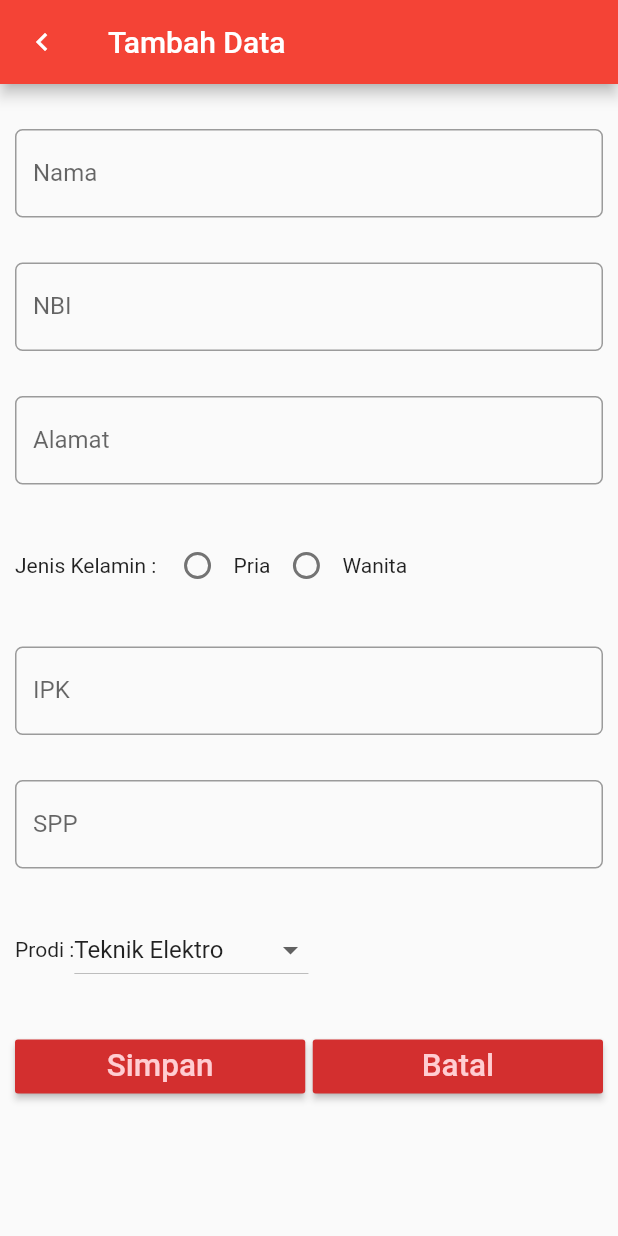
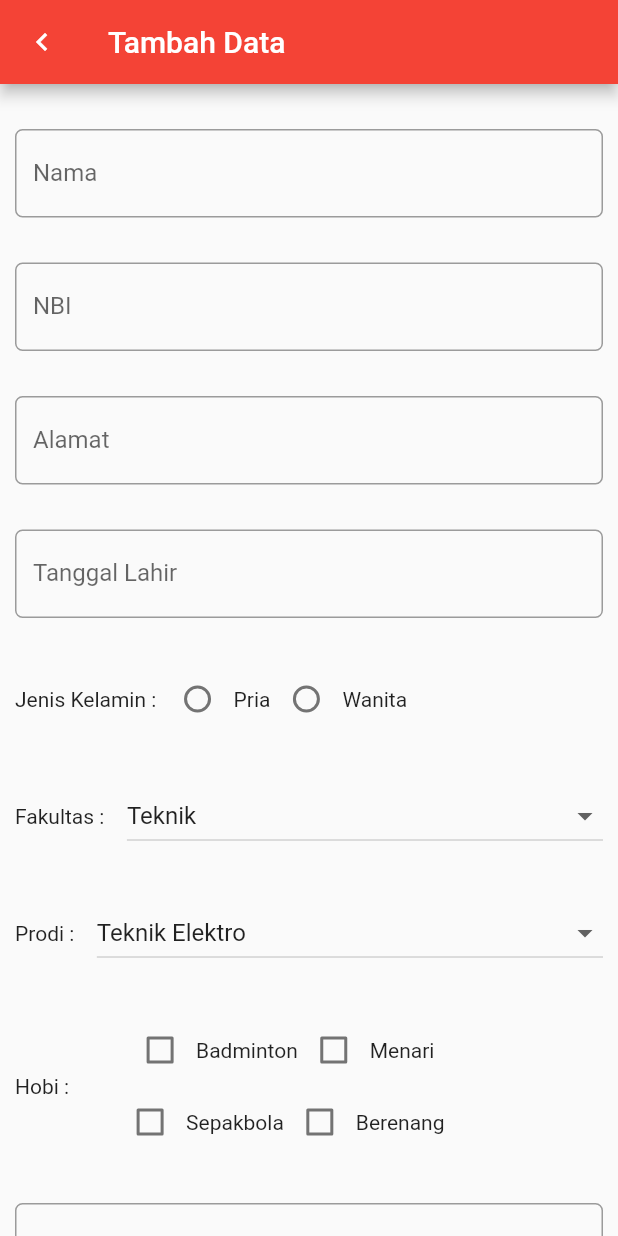
Before and after one commit to chrisdaniar/etsbiodata, a Flutter app: the screen it shows after launch, after a tap on the "add" icon, on a phone screen of 412 x 824 dp. Run offline on Flutter 3.47's test engine with Material 2 defaults, Android fonts, the phone set to English and light mode, and no system bars; our stand-ins replace sqflite; accounts and stored records are empty.

Commit message:
ubah tampilan dan save fakultas, prodi, jenis kelamin

```diff
--- a/lib/models/biodata.dart
+++ b/lib/models/biodata.dart
@@ -5,9 +5,15 @@ class Biodata {
   String _alamat;
   String _ipk;
   String _spp;
+  String _tglLahir;
+  String _wali;
+  String _fakultas;
+  String _prodi;
+  String _kelamin;
 
   // konstruktor versi 1
-  Biodata(this._nama, this._nbi, this._alamat, this._ipk, this._spp);
+  Biodata(this._nama, this._nbi, this._alamat, this._ipk, this._spp, this._tglLahir, this._fakultas, this._kelamin,
+      this._prodi, this._wali);
 
   // konstruktor versi 2: konversi dari Map ke Contact
   Biodata.fromMap(Map<String, dynamic> map) {
@@ -17,6 +23,11 @@ class Biodata {
     this._alamat = map['alamat'];
     this._ipk = map['ipk'];
     this._spp = map['spp'];
+    this._tglLahir = map['tglLahir'];
+    this._prodi = map['prodi'];
+    this._kelamin = map['kelamin'];
+    this._fakultas = map['fakultas'];
+    this._wali = map['wali'];
   }
 
   // getter
@@ -26,6 +37,12 @@ class Biodata {
   String get alamat => _alamat;
   String get ipk => _ipk;
   String get spp => _spp;
+  String get tglLahir => _tglLahir;
+  String get prodi => _prodi;
+  String get fakultas => _fakultas;
+  String get kelamin => _kelamin;
+  String get wali => _wali;
+
 
   // setter
   set nama(String value) {
@@ -48,6 +65,26 @@ class Biodata {
     _spp = value;
   }
 
+  set tglLahir(String value) {
+    _tglLahir = value;
+  }
+
+  set fakultas(String value) {
+    _fakultas = value;
+  }
+
+  set prodi(String value) {
+    _prodi = value;
+  }
+
+  set kelamin(String value) {
+    _kelamin = value;
+  }
+
+  set wali(String value) {
+    _wali = value;
+  }
+
   // konversi dari Contact ke Map
   Map<String, dynamic> toMap() {
     Map<String, dynamic> map = Map<String, dynamic>();
@@ -57,6 +94,11 @@ class Biodata {
     map['alamat'] = alamat;
     map['ipk'] = ipk;
     map['spp'] = spp;
+    map['tglLahir'] = tglLahir;
+    map['kelamin'] = kelamin;
+    map['fakultas'] = fakultas;
+    map['prodi'] = prodi;
+    map['wali'] = wali;
     return map;
   }
 }
--- a/lib/ui/entryform.dart
+++ b/lib/ui/entryform.dart
@@ -1,10 +1,14 @@
+import 'package:etsbiodata/models/biodata.dart';
 import 'package:flutter/material.dart';
-import 'package:etsbiodata/models/biodata.dart';
+
+import '../helper/dbhelper.dart';
+import 'home.dart';
 
 class EntryForm extends StatefulWidget {
   final Biodata biodata;
+  final bool isEdit;
 
-  EntryForm(this.biodata);
+  EntryForm(this.biodata, {this.isEdit = false});
 
   @override
   EntryFormState createState() => EntryFormState(this.biodata);
@@ -13,7 +17,9 @@ class EntryForm extends StatefulWidget {
 class EntryFormState extends State<EntryForm> {
   Biodata biodata;
   DateTime tglLahir = DateTime.now();
-
+  TextEditingController dosenController = TextEditingController();
+  TextEditingController tglLahirController = TextEditingController();
+  DbHelper dbHelper = DbHelper();
   List<String> listProdi = ['Teknik Elektro','Teknik Industri','Teknik Arsitektur', 'Teknik Mesin', 'Teknik Informatika'];
   List<String> listFakultas = ['Teknik','Ekonomi','Psikologi', 'Hukum'];
   List<String> listHobi = ['Badminton','Menari','Sepak Bola', 'Berenang'];
@@ -108,20 +114,21 @@ class EntryFormState extends State<EntryForm> {
     });
   }
 
-  // Future<Null> selectDate(BuildContext context) async{
-  //   final DateTime selected = await showDatePicker(
-  //       context: context,
-  //       initialDate: this.tglLahir,
-  //       firstDate: DateTime(1900, 1),
-  //       lastDate: DateTime.now()
-  //   );
+  Future<Null> selectDate(BuildContext context) async{
+    final DateTime selected = await showDatePicker(
+        context: context,
+        initialDate: this.tglLahir,
+        firstDate: DateTime(1900, 1),
+        lastDate: DateTime.now()
+    );
 
-  //   if(selected != null && selected != this.tglLahir){
-  //     setState(() {
-  //       this.tglLahir = selected;
-  //     });
-  //   }
-  // }
+    if(selected != null && selected != this.tglLahir){
+      setState(() {
+        this.tglLahir = selected;
+        this.tglLahirController.text = selected.toIso8601String();
+      });
+    }
+  }
 
   EntryFormState(this.biodata);
 
@@ -143,6 +150,12 @@ class EntryFormState extends State<EntryForm> {
     });
   }
 
+  void deleteBiodata(Biodata object) async {
+    int result = await dbHelper.delete(object.id);
+    Navigator.of(context).pushAndRemoveUntil(MaterialPageRoute(builder: (context) =>
+        Home()), (Route<dynamic> route) => false);
+  }
+
   @override
   Widget build(BuildContext context) {
     if (biodata != null) {
@@ -151,12 +164,20 @@ class EntryFormState extends State<EntryForm> {
       alamatController.text = biodata.alamat;
       ipkController.text = biodata.ipk;
       sppController.text = biodata.spp;
+      tglLahirController.text = biodata.tglLahir;
+      dosenController.text = biodata.wali;
+      valRadio = int.parse(biodata.kelamin);
     }
 
     return Scaffold(
         appBar: AppBar(
           title: biodata == null ? Text('Tambah Data') : Text('Ubah Data'),
-          leading: Icon(Icons.keyboard_arrow_left),
+          leading: IconButton(icon: Icon(Icons.keyboard_arrow_left), onPressed: () => Navigator.of(context).pop()),
+          actions: <Widget>[
+            biodata != null ?
+              IconButton(icon: Icon(Icons.delete), onPressed: () => deleteBiodata(biodata))
+                : Container()
+          ],
         ),
         body: Padding(
           padding: EdgeInsets.only(top: 15.0, left: 10.0, right: 10.0),
@@ -217,15 +238,21 @@ class EntryFormState extends State<EntryForm> {
               ),
 
               //tanggal lahir
-              // Padding(
-              //   padding: EdgeInsets.only(top: 15.0, bottom: 15.0),
-              //   child: RaisedButton(
-              //     child: Text('Pilih Tanggal Lahir'),
-              //     onPressed: (){
-              //       selectDate(context);
-              //     },
-              //   ),
-              // ),
+              Padding(
+                padding: EdgeInsets.only(top: 15.0, bottom: 15.0),
+                child: TextField(
+                  controller: tglLahirController,
+                  keyboardType: TextInputType.text,
+                  decoration: InputDecoration(
+                    labelText: 'Tanggal Lahir',
+                    border: OutlineInputBorder(
+                      borderRadius: BorderRadius.circular(5.0),
+                    ),
+                  ),
+                  readOnly: true,
+                  onTap: () => selectDate(context),
+                ),
+              ),
 
               //jenis kelamin
               Padding(
@@ -234,6 +261,9 @@ class EntryFormState extends State<EntryForm> {
                   Text(
                     "Jenis Kelamin : ",
                   ),
+                  Expanded(
+                    child: Row(
+                      children: <Widget>[
                         Radio(value: 0, groupValue: this.valRadio, onChanged: (int value){
                           onChangedRadio(value);
                         }),
@@ -242,90 +272,135 @@ class EntryFormState extends State<EntryForm> {
                           onChangedRadio(value);
                         }),
                         Text("Wanita"),
+                      ],
+                    ),
+                  )
                 ]),
               ),
 
               //fakultas
-              // Padding(
-              //   padding: EdgeInsets.only(top: 15.0, bottom: 15.0),
-              //   child: Row(children: <Widget>[
-              //     Text(
-              //       "Fakultas :",
-              //     ),
-              //     DropdownButton(
-              //       value: fitem,
-              //       items: listFakultas.map((String
-              //       value) {
-              //         return
-              //           DropdownMenuItem(
-              //             value: value,
-              //             child: Row(
-              //               children:
-              //               <Widget>[
-              //                 Text(value),
-              //               ],
-              //             ),
-              //           );
-              //       }).toList(),
-              //       onChanged: (String
-              //       value) {
-              //         onChangedDropD(value);
-              //       },
-              //     ),
-              //   ]),
-              // ),
+              Padding(
+                padding: EdgeInsets.only(top: 15.0, bottom: 15.0),
+                child: Row(children: <Widget>[
+                  Text(
+                    "Fakultas :",
+                  ),
+                  Expanded(
+                    child: Container(
+                      padding: EdgeInsets.only(left: 15),
+                      child: DropdownButton(
+                        isExpanded: true,
+                        value: fitem,
+                        items: listFakultas.map((String
+                        value) {
+                          return
+                            DropdownMenuItem(
+                              value: value,
+                              child: Row(
+                                children:
+                                <Widget>[
+                                  Text(value),
+                                ],
+                              ),
+                            );
+                        }).toList(),
+                        onChanged: (String
+                        value) {
+                          onChangedDropD(value);
+                        },
+                      ),
+                    ),
+                  ),
+                ]),
+              ),
+
+              //prodi
+              Padding(
+                padding: EdgeInsets.only(top: 15.0, bottom: 15.0),
+                child: Row(children: <Widget>[
+                  Text(
+                    "Prodi :",
+                  ),
+                  Expanded(
+                    child: Container(
+                      padding: EdgeInsets.only(left: 15),
+                      child: DropdownButton(
+                        isExpanded: true,
+                        value: item,
+                        items: listProdi.map((String
+                        val) {
+                          return
+                            DropdownMenuItem(
+                              value: val,
+                              child: Row(
+                                children:
+                                <Widget>[
+                                  Text(val),
+                                ],
+                              ),
+                            );
+                        }).toList(),
+                        onChanged: (String
+                        value) {
+                          onChangedDrop(value);
+                        },
+                      ),
+                    ),
+                  ),
+                ]),
+              ),
 
               //hobi
-              // Padding(
-              //   padding: EdgeInsets.only(top: 15.0, bottom: 15.0),
-              //   child: Row(children: <Widget>[
-              //     Text(
-              //       "Hobi :",
-              //     ),
-              //     SizedBox(width: 20),
-              //     Container(width: 10),
-              //     Column(
-              //       children:<Widget>[
-              //         Row(children: <Widget>[
-              //           Checkbox(
-              //             value: this.cek1,
-              //             onChanged: (bool value) {
-              //               onChangedCek1(value);
-              //             },
-              //             activeColor: Colors.red,
-              //           ),
-              //           Text ('Badminton'),
-              //           Checkbox(
-              //             value: this.cek2,
-              //             onChanged: (bool value){
-              //               onChangedCek2(value);
-              //             },
-              //             activeColor: Colors.red,
-              //           ),
-              //           Text('Menari'),
-              //         ],),
-              //         Row(children: <Widget>[
-              //           Checkbox(
-              //             value: this.cek3,
-              //             onChanged: (bool value){
-              //               onChangedCek3(value);
-              //             },
-              //             activeColor: Colors.red,
-              //           ),
-              //           Text('Sepakbola'),
-              //           Checkbox(
-              //             value: this.cek4,
-              //             onChanged: (bool value){
-              //               onChangedCek4(value);
-              //             },
-              //             activeColor: Colors.red,
-              //           ),
-              //           Text('Berenang'),
-              //         ],)
-              //       ],
-              //     ),
-              //   ]),
-              // ),
+              Padding(
+                padding: EdgeInsets.only(top: 15.0, bottom: 15.0),
+                child: Row(children: <Widget>[
+                  Text(
+                    "Hobi :",
+                  ),
+                  SizedBox(width: 20),
+                  Container(width: 10),
+                  Column(
+                    children:<Widget>[
+                      Row(children: <Widget>[
+                        Checkbox(
+                          value: this.cek1,
+                          onChanged: (bool value) {
+                            onChangedCek1(value);
+                          },
+                          activeColor: Colors.red,
+                        ),
+                        Text ('Badminton'),
+                        Checkbox(
+                          value: this.cek2,
+                          onChanged: (bool value){
+                            onChangedCek2(value);
+                          },
+                          activeColor: Colors.red,
+                        ),
+                        Text('Menari'),
+                      ],),
+                      Row(children: <Widget>[
+                        Checkbox(
+                          value: this.cek3,
+                          onChanged: (bool value){
+                            onChangedCek3(value);
+                          },
+                          activeColor: Colors.red,
+                        ),
+                        Text('Sepakbola'),
+                        Checkbox(
+                          value: this.cek4,
+                          onChanged: (bool value){
+                            onChangedCek4(value);
+                          },
+                          activeColor: Colors.red,
+                        ),
+                        Text('Berenang'),
+                      ],)
+                    ],
+                  ),
+                ]),
+              ),
 
               //ipk
               Padding(
@@ -363,55 +438,25 @@ class EntryFormState extends State<EntryForm> {
                 ),
               ),
 
-              //prodi
+              //dosen wali
               Padding(
                 padding: EdgeInsets.only(top: 15.0, bottom: 15.0),
-                child: Row(children: <Widget>[
-                  Text(
-                    "Prodi :",
+                child: TextField(
+                  controller: dosenController,
+                  keyboardType: TextInputType.text,
+                  decoration: InputDecoration(
+                    labelText: 'Dosen Wali',
+                    border: OutlineInputBorder(
+                      borderRadius: BorderRadius.circular(5.0),
                     ),
-                  DropdownButton(
-                    value: item,
-                    items: listProdi.map((String
-                    val) {
-                      return
-                        DropdownMenuItem(
-                          value: val,
-                          child: Row(
-                            children:
-                            <Widget>[
-                              Text(val),
-                            ],
                   ),
-                        );
-                    }).toList(),
-                    onChanged: (String
-                    value) {
-                      onChangedDrop(value);
+                  onChanged: (value) {
+                    //
                   },
                 ),
-                ]),
               ),
 
-              //dosen wali
-              // Padding(
-              //   padding: EdgeInsets.only(top: 15.0, bottom: 15.0),
-              //   child: TextField(
-              //     controller: dosenController,
-              //     keyboardType: TextInputType.text,
-              //     decoration: InputDecoration(
-              //       labelText: 'Dosen Wali',
-              //       border: OutlineInputBorder(
-              //         borderRadius: BorderRadius.circular(5.0),
-              //       ),
-              //     ),
-              //     onChanged: (value) {
-              //       //
-              //     },
-              //   ),
-              // ),
-
-              //gambar
+              // gambar
               // Padding(
               //   padding: EdgeInsets.only(top: 15.0, bottom: 15.0),
               //   child: Row(children: <Widget>[
@@ -460,7 +505,8 @@ class EntryFormState extends State<EntryForm> {
                             // tambah data
                             biodata = Biodata(
                                 namaController.text, nbiController.text, alamatController.text,
-                                ipkController.text, sppController.text);
+                                ipkController.text, sppController.text, tglLahirController.text, fitem, valRadio.toString(),
+                                item, dosenController.text);
                                 // print(value);
                           } else {
                             // ubah data
@@ -469,6 +515,11 @@ class EntryFormState extends State<EntryForm> {
                             biodata.alamat = alamatController.text;
                             biodata.ipk = ipkController.text;
                             biodata.spp = sppController.text;
+                            biodata.tglLahir = tglLahirController.text;
+                            biodata.wali = dosenController.text;
+                            biodata.prodi = item;
+                            biodata.fakultas = fitem;
+                            biodata.kelamin = valRadio.toString();
                           }
                           // kembali ke layar sebelumnya dengan membawa objek contact
                           Navigator.pop(context, biodata);
```
Also changed, not shown: lib/helper/dbhelper.dart (+8 -3 lines), lib/ui/home.dart (+12 -24 lines), pubspec.lock, 1 other file. Lines whose indentation alone changed are shown as unchanged.
